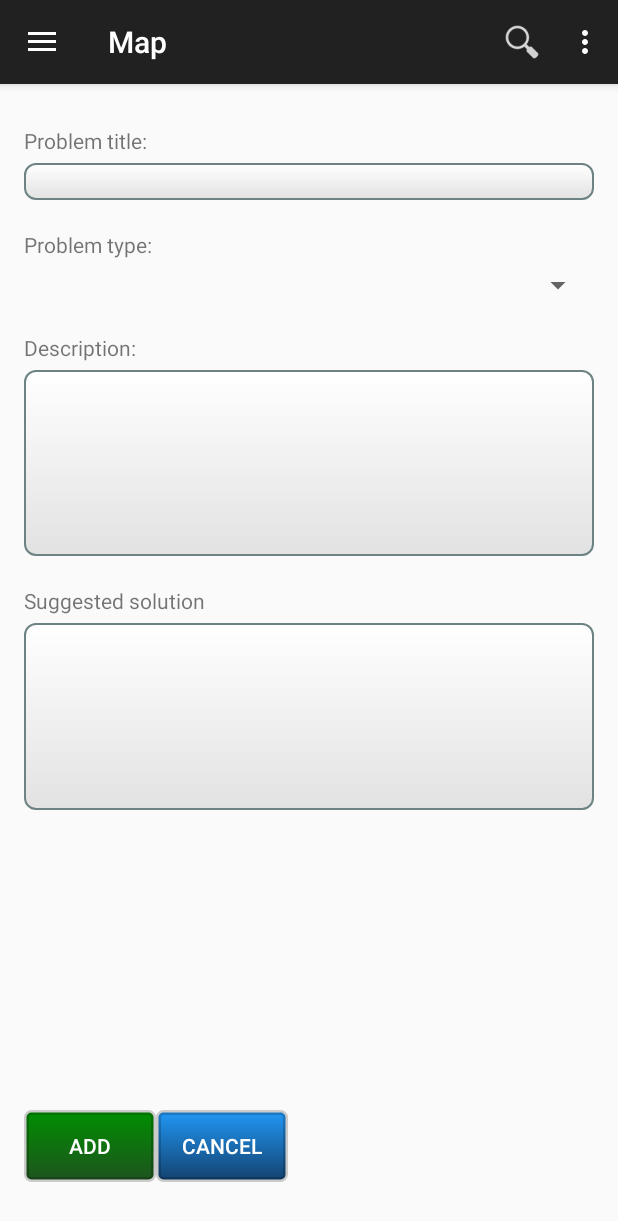
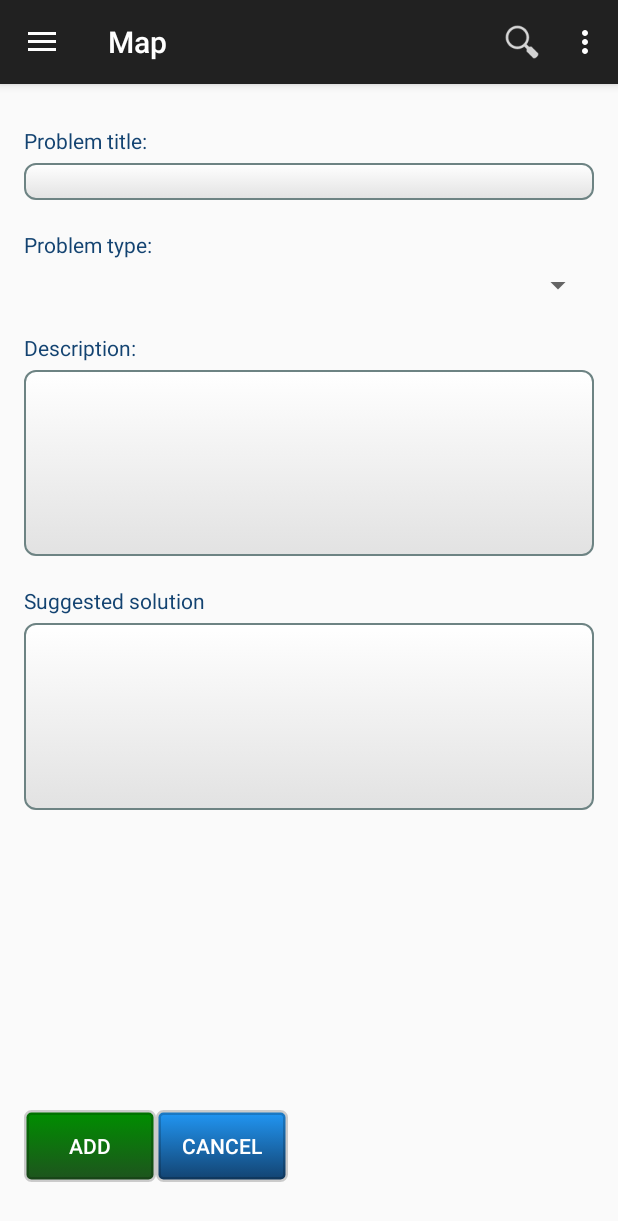
Before and after one commit to ITsvetkoFF/Kv-009, an Android app: the fragment AddProblemFragment placed in its activity, on a phone screen of 412 x 824 dp. Shown: the top 1221 px of the screen. Run offline under Robolectric (Android 15) with nearby library versions, the phone set to English and light mode, and no system bars; 1 statement that could not run was skipped.

Commit message:
changed textView color to blue2

```diff
--- a/app/src/main/res/layout/add_problem_layout.xml
+++ b/app/src/main/res/layout/add_problem_layout.xml
@@ -26,7 +26,8 @@
             android:layout_height="wrap_content"
             android:layout_marginTop="20dp"
             android:text="Problem title:"
-            android:paddingBottom="5dp"/>
+            android:paddingBottom="5dp"
+            android:textColor="@color/blue2" />
 
         <EditText
             android:id="@+id/editText"
@@ -40,7 +41,8 @@
             android:layout_height="wrap_content"
             android:layout_marginTop="20dp"
             android:text="Problem type:"
-            android:paddingBottom="5dp"/>
+            android:paddingBottom="5dp"
+            android:textColor="@color/blue2" />
 
         <Spinner
             android:id="@+id/spinner"
@@ -53,7 +55,8 @@
             android:layout_height="wrap_content"
             android:layout_marginTop="20dp"
             android:text="Description:"
-            android:paddingBottom="5dp"/>
+            android:paddingBottom="5dp"
+            android:textColor="@color/blue2" />
 
         <EditText
             android:id="@+id/editText3"
@@ -70,7 +73,8 @@
             android:layout_height="wrap_content"
             android:layout_marginTop="20dp"
             android:text="Suggested solution"
-            android:paddingBottom="5dp"/>
+            android:paddingBottom="5dp"
+            android:textColor="@color/blue2" />
 
         <EditText
             android:id="@+id/editText2"
```
